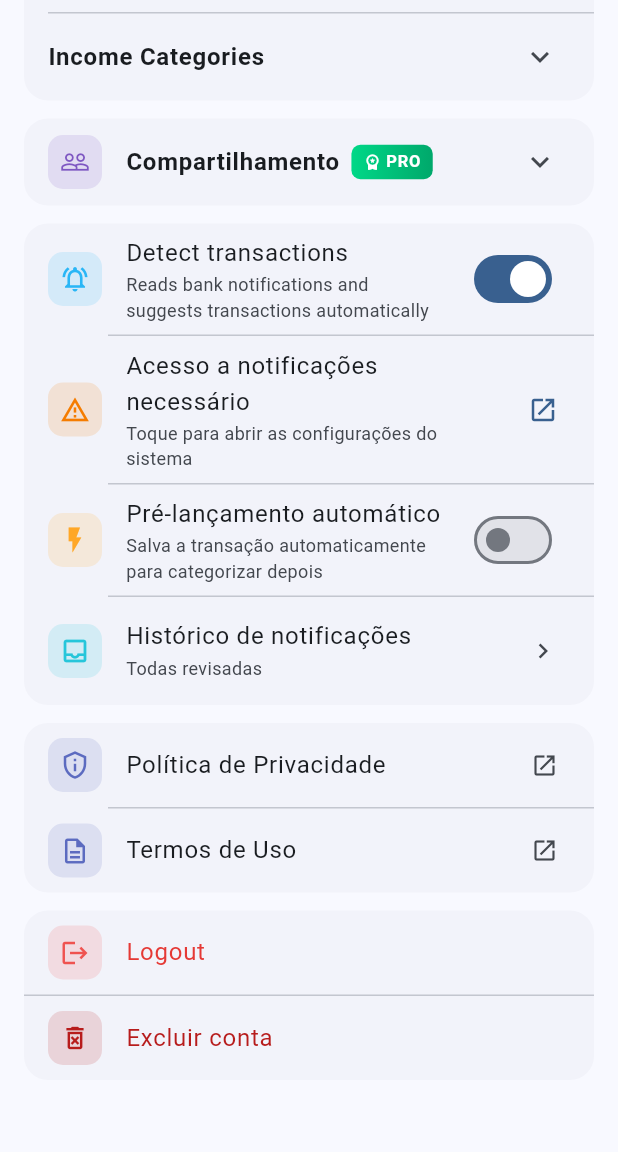
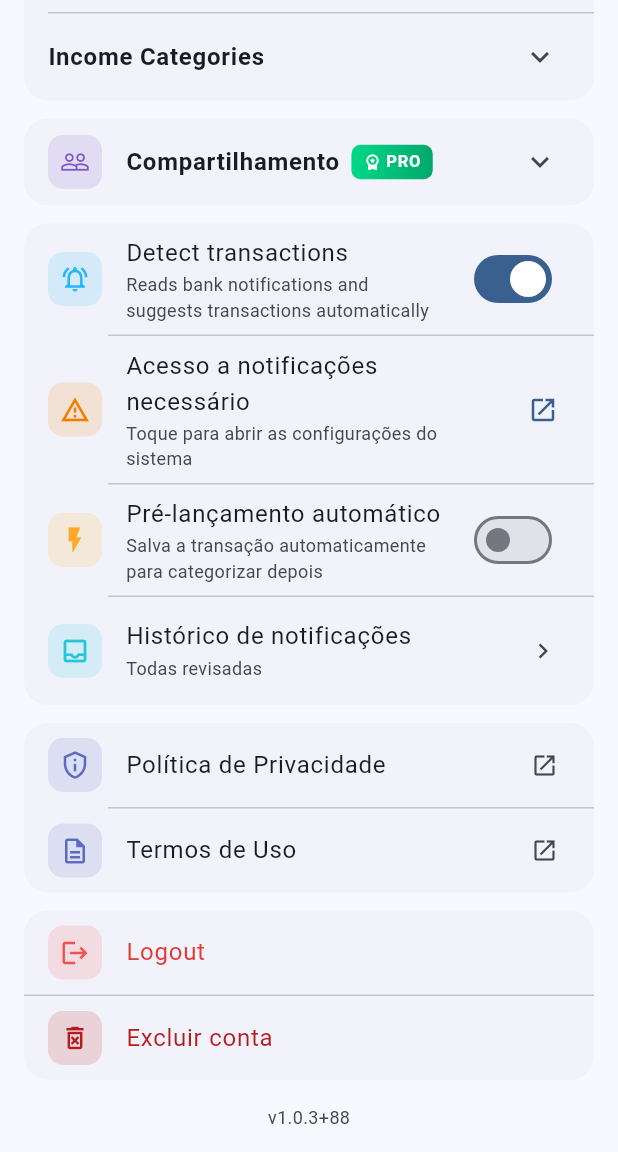
Before and after one commit to alexandreweb1/my-finance-app, a Flutter app: the SettingsScreen screen opened directly, scrolled down 698 dp, on a phone screen of 412 x 824 dp, the part 84-1236 px from its top. Run offline on Flutter 3.47's test engine with Material 3 defaults, Android fonts, the phone set to English and light mode, and no system bars; our stand-ins replace cloud_firestore, dartz, equatable, firebase_auth, firebase_core, flutter_local_notifications and 5 more; missing offline and left inert: in_app_purchase_android, in_app_update; accounts and stored records are empty.

Commit message:
new implementation

```diff
--- a/my_finance_app/lib/features/settings/presentation/screens/settings_screen.dart
+++ b/my_finance_app/lib/features/settings/presentation/screens/settings_screen.dart
@@ -1,6 +1,7 @@
 import 'package:flutter/foundation.dart' show kIsWeb;
 import 'package:flutter/material.dart';
 import 'package:flutter_riverpod/flutter_riverpod.dart';
+import 'package:package_info_plus/package_info_plus.dart';
 import 'package:url_launcher/url_launcher.dart';
 
 import '../../../../core/l10n/app_localizations.dart';
@@ -142,6 +143,30 @@ class _IconPickerGrid extends StatelessWidget {
 
 const _kBlue = Color(0xFF1E88E5);
 const _kDarkBlue = Color(0xFF0D47A1);
+
+class _AppVersionLabel extends StatelessWidget {
+  const _AppVersionLabel();
+
+  @override
+  Widget build(BuildContext context) {
+    return FutureBuilder<PackageInfo>(
+      future: PackageInfo.fromPlatform(),
+      builder: (context, snapshot) {
+        if (!snapshot.hasData) return const SizedBox.shrink();
+        final info = snapshot.data!;
+        return Center(
+          child: Text(
+            'v${info.version}+${info.buildNumber}',
+            style: TextStyle(
+              fontSize: 12,
+              color: Theme.of(context).colorScheme.onSurfaceVariant,
+            ),
+          ),
+        );
+      },
+    );
+  }
+}
 
 class _SettingsCard extends StatelessWidget {
   final List<Widget> children;
@@ -496,6 +521,10 @@ class _SettingsScreenState extends ConsumerState<SettingsScreen> {
           ),
         ]),
       ),
+      const SizedBox(height: 16),
+
+      // App version
+      const _AppVersionLabel(),
     ];
 
     if (kIsWeb) {
--- a/my_finance_app/pubspec.yaml
+++ b/my_finance_app/pubspec.yaml
@@ -2,7 +2,7 @@ name: my_finance_app
 description: Personal finance management app with Clean Architecture.
 publish_to: 'none'
 
-version: 1.0.3+87
+version: 1.0.3+88
 
 environment:
   sdk: '>=3.0.0 <4.0.0'
```
Also changed, not shown: 1 other file.
